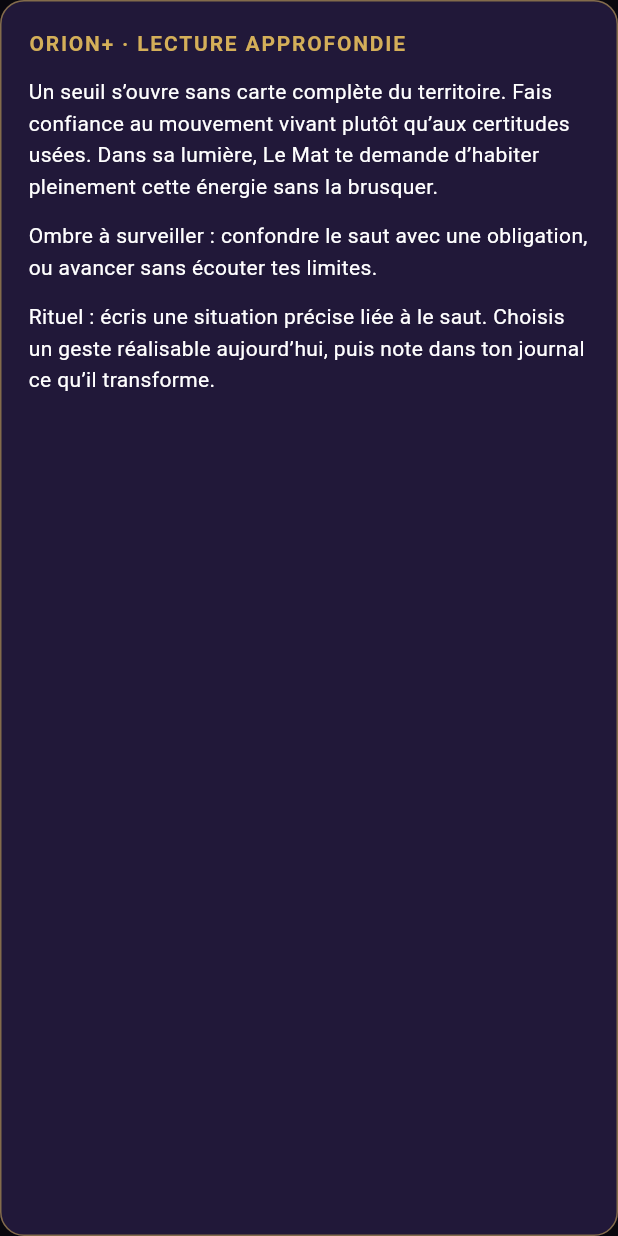
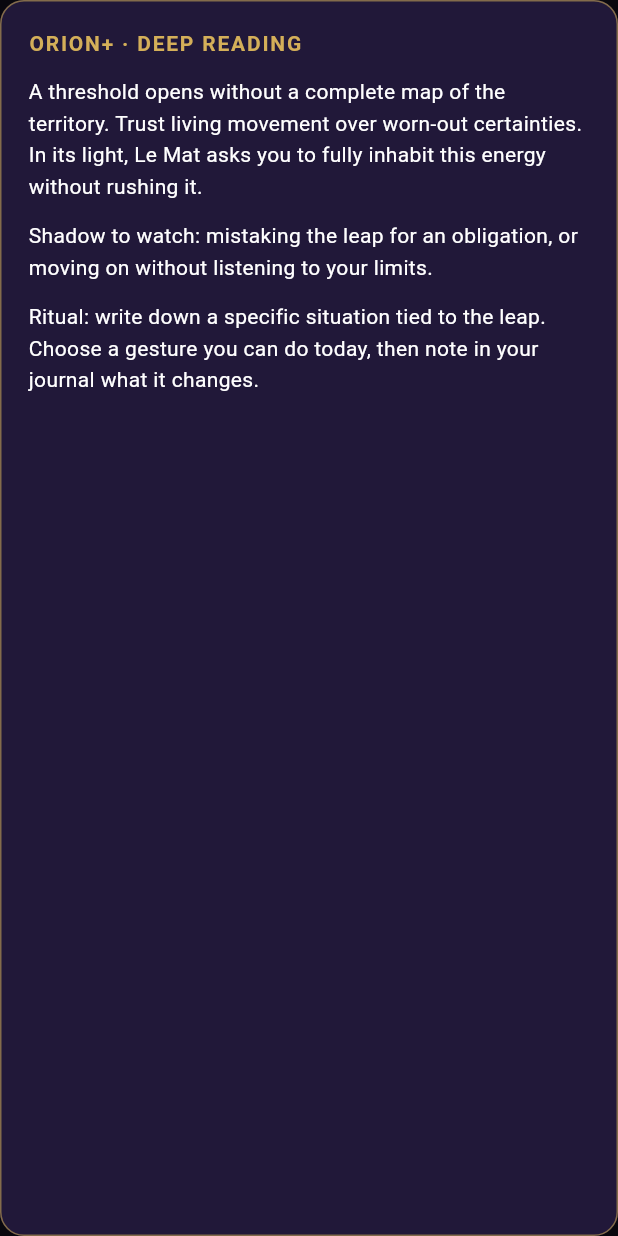
Before and after one commit to AnarchSun/tarot_noir, a Flutter app: the OrionPremiumInsight widget shown alone on an empty page, opened directly with sample values from the repository, on a phone screen of 412 x 824 dp. Run offline on Flutter 3.47's test engine with Material 3 defaults, Android fonts, the phone set to English and light mode, and no system bars; our stand-ins replace cloud_firestore, firebase_auth, firebase_core, google_sign_in, shared_preferences; missing offline and left inert: flutter_facebook_auth, reown_appkit; accounts and stored records are empty.

Commit message:
feat: localize Orion+ premium readings (fr/en/es)
Co-authored-by: Copilot App <223556219+Copilot@users.noreply.github.com>

```diff
--- a/lib/models/premium_reading.dart
+++ b/lib/models/premium_reading.dart
@@ -1,4 +1,6 @@
+import 'premium_reading_text.dart';
 import 'tarot_card.dart';
+import 'tarot_card_text.dart';
 
 class PremiumReading {
   const PremiumReading({
@@ -66,25 +68,58 @@ abstract final class PremiumReadingCatalog {
     'Deniers': 'La terre des Deniers parle du corps, du travail, des ressources et de ce qui dure.',
   };
 
-  static PremiumReading forCard(TarotCard card, CardOrientation orientation) {
+  static String title(String languageCode) =>
+      premiumFrame[languageCode]?['title'] ?? 'ORION+ · LECTURE APPROFONDIE';
+
+  static PremiumReading forCard(
+    TarotCard card,
+    CardOrientation orientation, [
+    String languageCode = 'fr',
+  ]) {
+    final frame = premiumFrame[languageCode];
+    final keyword = card.localizedKeyword(languageCode).toLowerCase();
     final essence = card.supportsReversedOrientation
-        ? _minor(card)
-        : (_major[card.name] ?? card.message);
+        ? _minor(card, languageCode)
+        : (premiumMajor[languageCode]?[card.number] ??
+              _major[card.name] ??
+              card.message);
+    String pick(String key, String fr) => (frame?[key] ?? fr)
+        .replaceAll('{name}', card.name)
+        .replaceAll('{keyword}', keyword);
     final direction = orientation.isReversed
-        ? 'Renversée, ${card.name} signale une énergie retenue, excessive ou tournée contre toi; elle réclame un réajustement patient.'
-        : 'Dans sa lumière, ${card.name} te demande d’habiter pleinement cette énergie sans la brusquer.';
+        ? pick(
+            'reversed',
+            'Renversée, {name} signale une énergie retenue, excessive ou tournée contre toi; elle réclame un réajustement patient.',
+          )
+        : pick(
+            'upright',
+            'Dans sa lumière, {name} te demande d’habiter pleinement cette énergie sans la brusquer.',
+          );
     return PremiumReading(
       essence: '$essence $direction',
       shadow: orientation.isReversed
-          ? 'Nœud à défaire : observe où la peur, le contrôle ou l’épuisement bloquent ${card.keyword.toLowerCase()}. La résistance indique ce qui demande du soin.'
-          : 'Ombre à surveiller : confondre ${card.keyword.toLowerCase()} avec une obligation, ou avancer sans écouter tes limites.',
-      ritual:
-          'Rituel : écris une situation précise liée à ${card.keyword.toLowerCase()}. Choisis un geste réalisable aujourd’hui, puis note dans ton journal ce qu’il transforme.',
+          ? pick(
+              'shadowReversed',
+              'Nœud à défaire : observe où la peur, le contrôle ou l’épuisement bloquent {keyword}. La résistance indique ce qui demande du soin.',
+            )
+          : pick(
+              'shadowUpright',
+              'Ombre à surveiller : confondre {keyword} avec une obligation, ou avancer sans écouter tes limites.',
+            ),
+      ritual: pick(
+        'ritual',
+        'Rituel : écris une situation précise liée à {keyword}. Choisis un geste réalisable aujourd’hui, puis note dans ton journal ce qu’il transforme.',
+      ),
     );
   }
 
-  static String _minor(TarotCard card) {
+  static String _minor(TarotCard card, String languageCode) {
     final parts = card.name.split(' de ');
-    return '${_ranks[parts.first] ?? card.message} ${_suits[parts.length > 1 ? parts.last : ''] ?? ''}';
+    final rank = parts.first;
+    final suit = parts.length > 1 ? parts.last : '';
+    final rankText =
+        premiumRanks[languageCode]?[rank] ?? _ranks[rank] ?? card.message;
+    final suitText = premiumSuits[languageCode]?[suit] ?? _suits[suit] ?? '';
+    return '$rankText $suitText';
   }
 }
--- /dev/null
+++ b/lib/models/premium_reading_text.dart
@@ -0,0 +1,129 @@
+// English and Spanish Orion+ texts; French lives in PremiumReadingCatalog.
+// Card names stay in French everywhere, so they are interpolated unchanged.
+const premiumMajor = <String, Map<String, String>>{
+  'en': {
+    '0': 'A threshold opens without a complete map of the territory. Trust living movement over worn-out certainties.',
+    'I': 'The beginning is already in your hands. Your tools, however imperfect, are enough to take the first step.',
+    'II': 'Something is ripening in silence. Listening, study and patience reveal more than haste.',
+    'III': 'Thought seeks a fertile form. Create and nurture what wants to grow without demanding a perfect result.',
+    'IV': 'Stability comes from an embraced structure. Choose the limits that protect your work and your territory.',
+    'V': 'A transmission becomes possible. Receive the teaching, then test it so it supports your own voice.',
+    'VI': 'Desire meets choice. Seek a deep agreement between your values, your bonds and your direction.',
+    'VII': 'Opposing forces can move together if you clearly hold the reins and the direction.',
+    'VIII': 'The facts call for an honest measure. Observe the consequences and decide without disguising what you know.',
+    'IX': 'Withdrawal lights up what noise was covering. Move slowly and let experience become wisdom.',
+    'X': 'The cycle turns and redistributes positions. Welcome what you cannot control and seize the foothold still within reach.',
+    'XI': 'Your power grows by staying conscious and calm. Tame instinct without crushing it.',
+    'XII': 'Suspension changes the view. Stop forcing the outcome and watch the truth from another angle.',
+    'XIII': 'A form has finished its work. Transformation asks for a clean cut to free life.',
+    'XIV': 'Alchemy works by dosage. Join opposites and let a flexible solution emerge patiently.',
+    'XV': 'Desire shows its power and its attachments. Look at what captivates you to recover your choice.',
+    'XVI': 'A construction that was too narrow cracks. The fall reveals a truth and prepares a more honest foundation.',
+    'XVII': 'Vulnerability becomes a spring again. Offer your gestures to what heals and restores your trust.',
+    'XVIII': 'The unseen colours the path. Welcome presentiments, then verify them before trusting them with the direction.',
+    'XIX': 'Clarity feeds connection and creation. Share the warmth and accept being seen without needless armour.',
+    'XX': 'A call crosses your story. Answer from the person you are becoming rather than from the past fault.',
+    'XXI': 'The fragments find their place in an accomplished whole. Honour the ending and prepare the next circle.',
+  },
+  'es': {
+    '0': 'Se abre un umbral sin un mapa completo del territorio. Confía en el movimiento vivo más que en certezas gastadas.',
+    'I': 'El comienzo ya está en tus manos. Tus herramientas, aun imperfectas, bastan para dar el primer paso.',
+    'II': 'Algo madura en el silencio. Escuchar, estudiar y tener paciencia revela más que la prisa.',
+    'III': 'El pensamiento busca una forma fértil. Crea y nutre lo que quiere crecer sin exigir un resultado perfecto.',
+    'IV': 'La estabilidad nace de una estructura asumida. Elige los límites que protegen tu obra y tu territorio.',
+    'V': 'Una transmisión se vuelve posible. Recibe la enseñanza y ponla a prueba para que sostenga tu propia voz.',
+    'VI': 'El deseo encuentra la elección. Busca un acuerdo profundo entre tus valores, tus vínculos y tu rumbo.',
+    'VII': 'Fuerzas opuestas pueden avanzar juntas si sostienes con claridad las riendas y la dirección.',
+    'VIII': 'Los hechos piden una medida honesta. Observa las consecuencias y decide sin disfrazar lo que sabes.',
+    'IX': 'El retiro ilumina lo que el ruido cubría. Avanza despacio y deja que la experiencia se vuelva sabiduría.',
+    'X': 'El ciclo gira y redistribuye las posiciones. Acoge lo incontrolable y aprovecha el asidero que aún está a tu alcance.',
+    'XI': 'Tu poder gana al mantenerse consciente y sereno. Doma el instinto sin aplastarlo.',
+    'XII': 'La suspensión cambia la mirada. Deja de forzar el desenlace y observa la verdad desde otro ángulo.',
+    'XIII': 'Una forma ha terminado su obra. La transformación pide un corte limpio para liberar la vida.',
+    'XIV': 'La alquimia actúa por dosis. Une los opuestos y deja que una solución flexible surja con paciencia.',
+    'XV': 'El deseo muestra su poder y sus ataduras. Mira lo que te cautiva para recuperar tu elección.',
+    'XVI': 'Una construcción demasiado estrecha se resquebraja. La caída revela una verdad y prepara una base más honesta.',
+    'XVII': 'La vulnerabilidad vuelve a ser fuente. Ofrece tus gestos a lo que sana y restaura tu confianza.',
+    'XVIII': 'Lo invisible tiñe el camino. Acoge los presentimientos y verifícalos antes de confiarles el rumbo.',
+    'XIX': 'La claridad nutre el vínculo y la creación. Comparte el calor y acepta que te vean sin armadura inútil.',
+    'XX': 'Un llamado cruza tu historia. Responde desde quien estás llegando a ser, no desde la falta pasada.',
+    'XXI': 'Los fragmentos encuentran su lugar en un todo cumplido. Honra el final y prepara el siguiente círculo.',
+  },
+};
+
+const premiumRanks = <String, Map<String, String>>{
+  'en': {
+    'As': 'A pure seed appears and asks for a first conscious yes.',
+    'Deux': 'Two forces seek agreement within their tension.',
+    'Trois':
+        'Energy circulates and calls for cooperation, expression and growth.',
+    'Quatre': 'A stable form is built, with the risk of becoming too closed.',
+    'Cinq': 'Conflict reveals a useful fault line and forces a review of the balance.',
+    'Six': 'A passage toward harmony becomes possible through exchange.',
+    'Sept':
+        'The trial asks for discernment and faithfulness to your intention.',
+    'Huit': 'Movement intensifies; discipline turns momentum into mastery.',
+    'Neuf': 'The cycle nears maturity and tests your endurance.',
+    'Dix': 'A culmination brings result and weight; integrate before starting again.',
+    'Valet':
+        'A new message invites you to learn and experiment without a mask.',
+    'Cavalier':
+        'The quest speeds up; direct your energy before it chooses for you.',
+    'Reine': 'Mastery becomes inward, receptive and able to nourish.',
+    'Roi': 'Mastery becomes decision, responsibility and concrete influence.',
+  },
+  'es': {
+    'As': 'Aparece una semilla pura y pide un primer sí consciente.',
+    'Deux': 'Dos fuerzas buscan un acuerdo dentro de su tensión.',
+    'Trois': 'La energía circula y llama a la cooperación, la expresión y el crecimiento.',
+    'Quatre': 'Se construye una forma estable, con el riesgo de volverse demasiado cerrada.',
+    'Cinq':
+        'El conflicto revela una grieta útil y obliga a revisar el equilibrio.',
+    'Six':
+        'Un paso hacia la armonía se vuelve posible mediante el intercambio.',
+    'Sept': 'La prueba exige discernimiento y fidelidad a tu intención.',
+    'Huit': 'El movimiento se intensifica; la disciplina convierte el impulso en dominio.',
+    'Neuf': 'El ciclo se acerca a su madurez y pone a prueba tu resistencia.',
+    'Dix': 'Una culminación trae resultado y peso; integra antes de volver a empezar.',
+    'Valet': 'Un mensaje nuevo invita a aprender y experimentar sin máscara.',
+    'Cavalier':
+        'La búsqueda se acelera; dirige tu energía antes de que elija por ti.',
+    'Reine': 'El dominio se vuelve interior, receptivo y capaz de nutrir.',
+    'Roi':
+        'El dominio se vuelve decisión, responsabilidad e influencia concreta.',
+  },
+};
+
+const premiumSuits = <String, Map<String, String>>{
+  'en': {
+    'Bâtons': 'The fire of Wands concerns your desire, creativity and capacity to act.',
+    'Coupes': 'The water of Cups runs through emotions, intuition and the truth of bonds.',
+    'Épées': 'The air of Swords lights up thought, speech, tension and lucid choices.',
+    'Deniers': 'The earth of Coins speaks of the body, work, resources and what lasts.',
+  },
+  'es': {
+    'Bâtons': 'El fuego de los Bastos concierne a tu deseo, tu creatividad y tu capacidad de actuar.',
+    'Coupes': 'El agua de las Copas atraviesa las emociones, la intuición y la verdad de los vínculos.',
+    'Épées': 'El aire de las Espadas ilumina el pensamiento, la palabra, las tensiones y las decisiones lúcidas.',
+    'Deniers': 'La tierra de los Oros habla del cuerpo, el trabajo, los recursos y lo que perdura.',
+  },
+};
+
+const premiumFrame = <String, Map<String, String>>{
+  'en': {
+    'title': 'ORION+ · DEEP READING',
+    'reversed': 'Reversed, {name} signals a held-back, excessive or self-turned energy; it asks for patient readjustment.',
+    'upright': 'In its light, {name} asks you to fully inhabit this energy without rushing it.',
+    'shadowReversed': 'Knot to undo: notice where fear, control or exhaustion block {keyword}. The resistance shows what needs care.',
+    'shadowUpright': 'Shadow to watch: mistaking {keyword} for an obligation, or moving on without listening to your limits.',
+    'ritual': 'Ritual: write down a specific situation tied to {keyword}. Choose a gesture you can do today, then note in your journal what it changes.',
+  },
+  'es': {
+    'title': 'ORION+ · LECTURA PROFUNDA',
+    'reversed': 'Invertida, {name} señala una energía contenida, excesiva o vuelta contra ti; pide un reajuste paciente.',
+    'upright': 'En su luz, {name} te pide habitar plenamente esta energía sin precipitarla.',
+    'shadowReversed': 'Nudo por deshacer: observa dónde el miedo, el control o el agotamiento bloquean {keyword}. La resistencia indica lo que necesita cuidado.',
+    'shadowUpright': 'Sombra que vigilar: confundir {keyword} con una obligación, o avanzar sin escuchar tus límites.',
+    'ritual': 'Ritual: escribe una situación concreta ligada a {keyword}. Elige un gesto realizable hoy y anota en tu diario lo que transforma.',
+  },
+};
--- a/lib/widgets/orion_premium_insight.dart
+++ b/lib/widgets/orion_premium_insight.dart
@@ -1,6 +1,7 @@
 import 'package:flutter/material.dart';
 
 import '../models/premium_reading.dart';
+import '../l10n/app_localizations.dart';
 import '../models/tarot_card.dart';
 
 class OrionPremiumInsight extends StatelessWidget {
@@ -15,7 +16,8 @@ class OrionPremiumInsight extends StatelessWidget {
 
   @override
   Widget build(BuildContext context) {
-    final reading = PremiumReadingCatalog.forCard(card, orientation);
+    final lang = AppLocalizations.of(context)!.localeName;
+    final reading = PremiumReadingCatalog.forCard(card, orientation, lang);
     return Container(
       padding: const EdgeInsets.all(18),
       decoration: BoxDecoration(
@@ -28,9 +30,9 @@ class OrionPremiumInsight extends StatelessWidget {
       child: Column(
         crossAxisAlignment: CrossAxisAlignment.start,
         children: [
-          const Text(
-            'ORION+ · LECTURE APPROFONDIE',
-            style: TextStyle(
+          Text(
+            PremiumReadingCatalog.title(lang),
+            style: const TextStyle(
               color: Color(0xFFD4AF59),
               fontWeight: FontWeight.w700,
               letterSpacing: 1.2,
```
Also changed, not shown: 1 other file.
